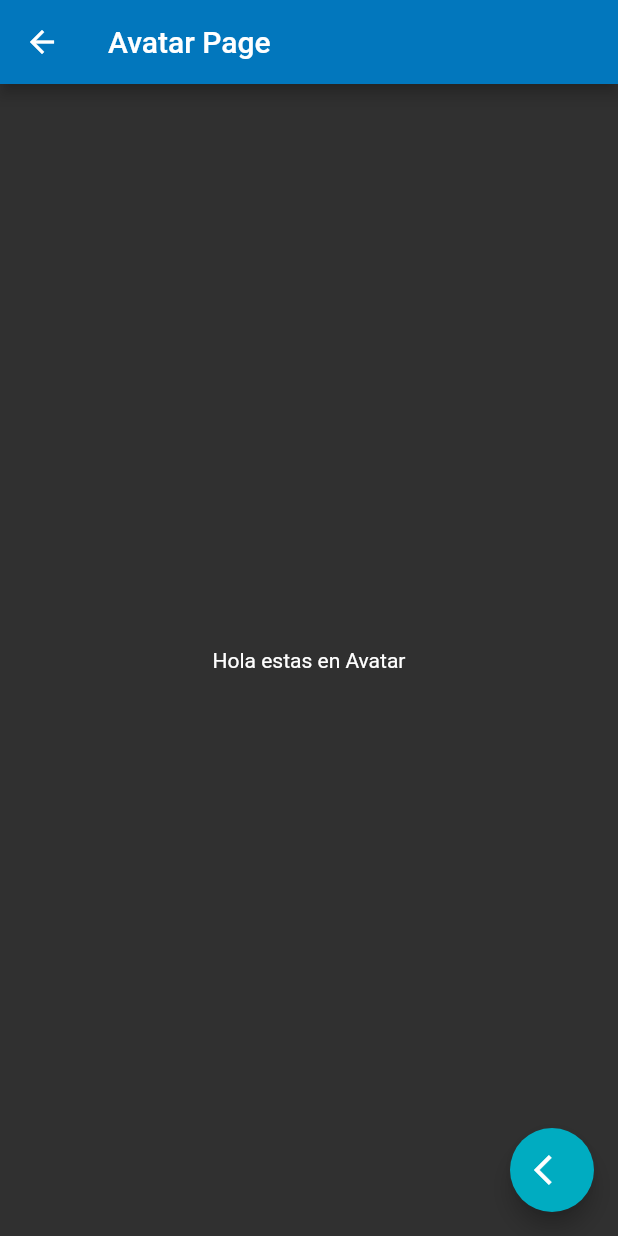
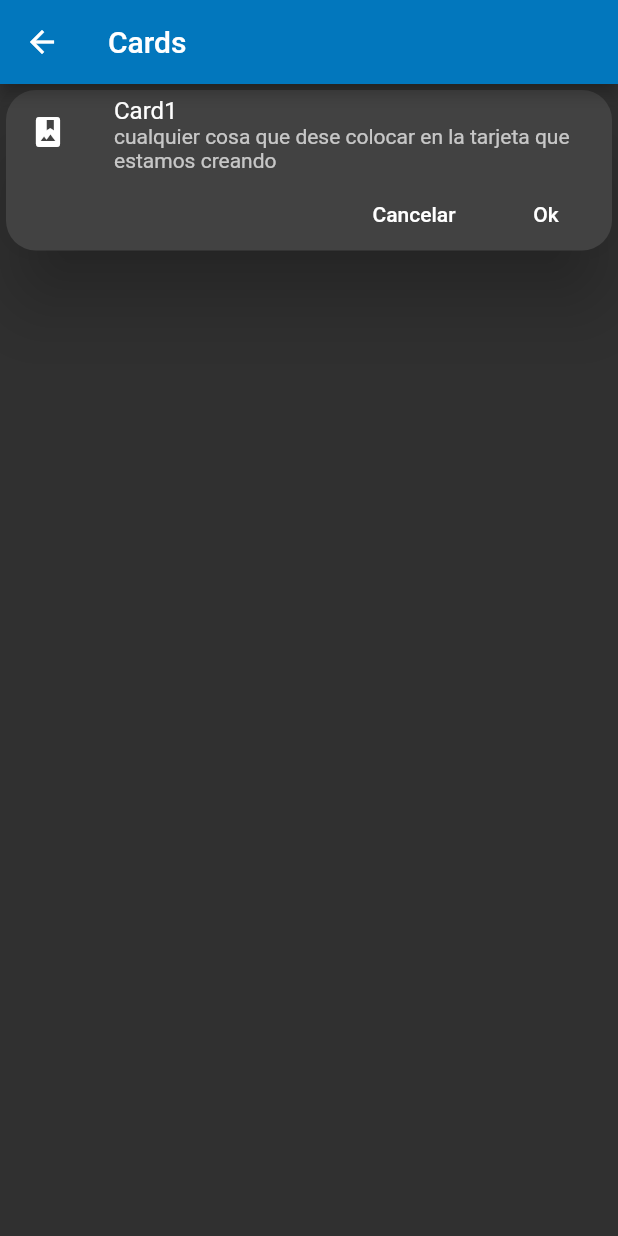
Before and after one commit to fidoguido/componentes5a, a Flutter app: the screen it shows after launch, after a tap on "Cards - Tarjetas", on a phone screen of 412 x 824 dp. Run offline on Flutter 3.47's test engine with Material 2 defaults, Android fonts, the phone set to English and light mode, and no system bars; Roboto replaces fonts that are missing (Georgia).

Commit message:
Archivo de rutas(routes.dart) y cards-page.dart

```diff
--- a/data/menu_opts.json
+++ b/data/menu_opts.json
@@ -12,14 +12,14 @@
             "texto": "Avatars"
         },
         {
-            "ruta" : "avatar",
+            "ruta" : "cards",
             "icon" : "folder_open",
             "texto": "Cards - Tarjetas"
         },
         {
-            "ruta" : "avatar",
+            "ruta" : "avatar1",
             "icon" : "folder_open",
-            "texto": "Hola Mundo"
+            "texto": "Hola Mundo1"
         },
         {
             "ruta" : "animater",
--- a/lib/src/app.dart
+++ b/lib/src/app.dart
@@ -1,7 +1,7 @@
+import 'package:componentes5a/src/pages/alerts_pages.dart';
 import 'package:flutter/material.dart';
-import 'package:componentes5a/src/pages/alerts_pages.dart';
-import 'package:componentes5a/src/pages/home_page.dart';
-import 'package:componentes5a/src/pages/avatar_page.dart';
+
+import 'package:componentes5a/src/routes/routes.dart';
 
 class App extends StatelessWidget {
   @override
@@ -10,10 +10,12 @@ class App extends StatelessWidget {
       title: 'Componentes App',
       //home: HomePage(),
       initialRoute: '/',
-      routes: <String, WidgetBuilder>{
-        '/': (BuildContext context) => HomePage(),
-        'alert': (BuildContext context) => AlertPage(),
-        'avatar': (BuildContext context) => AvatarPage(),
+      routes: getApplicationRoutes(),
+      onGenerateRoute: (RouteSettings settings) {
+        //print(settings);
+        return MaterialPageRoute(
+          builder: (context) => AlertPage(),
+        );
       },
       theme: ThemeData(
         brightness: Brightness.dark,
--- /dev/null
+++ b/lib/src/pages/cards_pages.dart
@@ -0,0 +1,43 @@
+import 'package:flutter/material.dart';
+
+class CardPage extends StatelessWidget {
+  @override
+  Widget build(BuildContext context) {
+    return Scaffold(
+      appBar: AppBar(
+        title: Text('Cards'),
+      ),
+      body: ListView(
+        children: [
+          _cardTipo1(),
+        ],
+      ),
+    );
+  }
+
+  Widget _cardTipo1() {
+    return Card(
+      elevation: 20.0,
+      shape: RoundedRectangleBorder(
+        borderRadius: BorderRadius.circular(20.0),
+      ),
+      child: Column(
+        children: [
+          ListTile(
+            leading: Icon(Icons.photo_album),
+            title: Text('Card1'),
+            subtitle: Text(
+                'cualquier cosa que dese colocar en la tarjeta que estamos creando'),
+          ),
+          Row(
+            mainAxisAlignment: MainAxisAlignment.end,
+            children: [
+              FlatButton(onPressed: () {}, child: Text('Cancelar')),
+              FlatButton(onPressed: () {}, child: Text('Ok')),
+            ],
+          ),
+        ],
+      ),
+    );
+  }
+}
--- /dev/null
+++ b/lib/src/routes/routes.dart
@@ -0,0 +1,15 @@
+import 'package:flutter/material.dart';
+
+import 'package:componentes5a/src/pages/alerts_pages.dart';
+import 'package:componentes5a/src/pages/avatar_page.dart';
+import 'package:componentes5a/src/pages/home_page.dart';
+import 'package:componentes5a/src/pages/cards_pages.dart';
+
+Map<String, WidgetBuilder> getApplicationRoutes() {
+  return <String, WidgetBuilder>{
+    '/': (BuildContext context) => HomePage(),
+    'alert': (BuildContext context) => AlertPage(),
+    'avatar': (BuildContext context) => AvatarPage(),
+    'cards': (BuildContext context) => CardPage(),
+  };
+}
```
